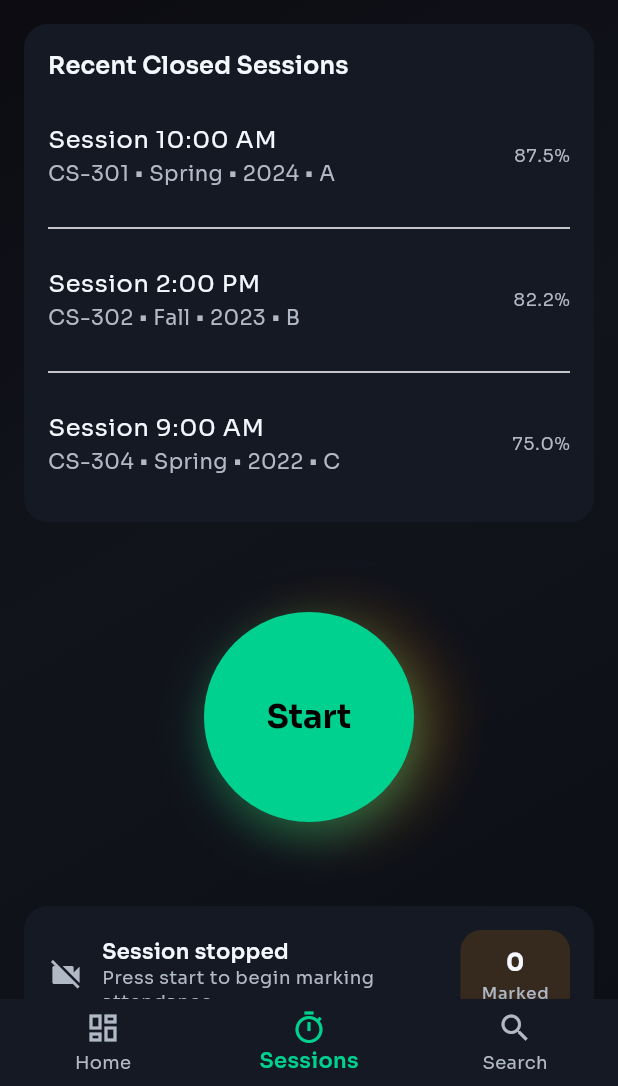
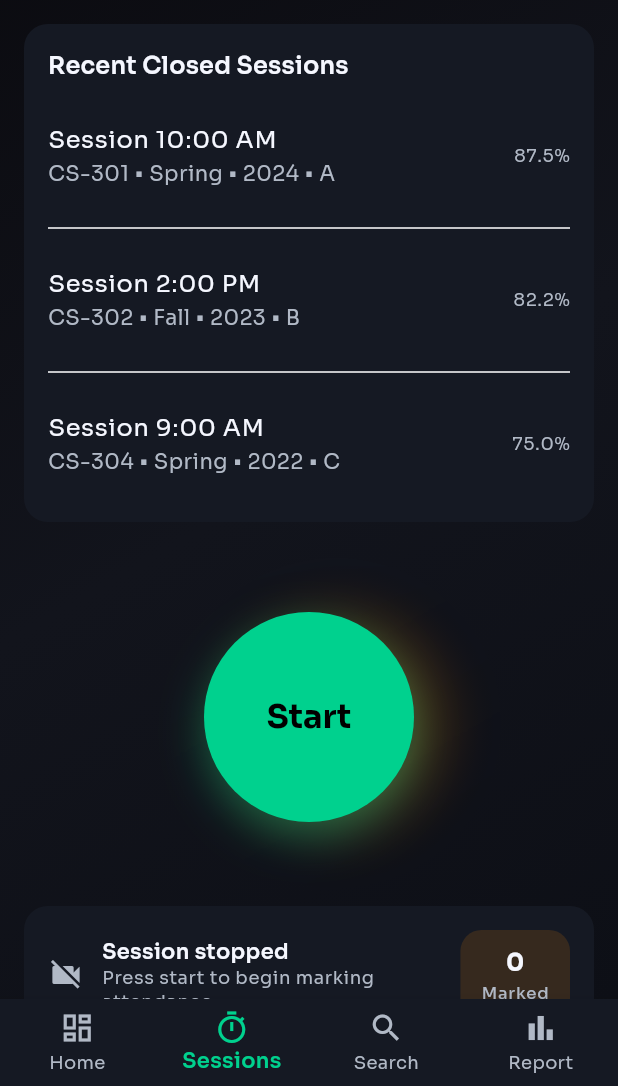
Before and after one commit to hameelhusnain/ai-attendance-system, a Flutter app: the AppShell screen opened directly with empty values, item 2 of the bottom bar chosen, on a phone screen of 412 x 824 dp, the part 150-1236 px from its top. Run offline on Flutter 3.47's test engine with Material 3 defaults, Android fonts, the phone set to English and light mode, and no system bars; our stand-ins replace go_router, google_fonts.

Commit message:
feat: enhance bottom navigation and improve session screen layout

```diff
--- a/ai_attendance_system/lib/core/widgets/app_shell.dart
+++ b/ai_attendance_system/lib/core/widgets/app_shell.dart
@@ -402,6 +402,7 @@ class _BottomNav extends StatelessWidget {
   int _indexForLocation(String location) {
     if (location.startsWith('/sessions')) return 1;
     if (location.startsWith('/search')) return 2;
+    if (location.startsWith('/profile')) return 3;
     return 0;
   }
 
@@ -426,6 +427,9 @@ class _BottomNav extends StatelessWidget {
           case 2:
             context.go('/search');
             break;
+          case 3:
+            context.go('/profile');
+            break;
         }
       },
       type: BottomNavigationBarType.fixed,
@@ -433,6 +437,7 @@ class _BottomNav extends StatelessWidget {
         BottomNavigationBarItem(icon: Icon(Icons.dashboard_outlined), label: 'Home'),
         BottomNavigationBarItem(icon: Icon(Icons.timer_outlined), label: 'Sessions'),
         BottomNavigationBarItem(icon: Icon(Icons.search_outlined), label: 'Search'),
+        BottomNavigationBarItem(icon: Icon(Icons.bar_chart_outlined), label: 'Report'),
       ],
     );
   }
--- a/ai_attendance_system/lib/features/sessions/presentation/sessions_screen.dart
+++ b/ai_attendance_system/lib/features/sessions/presentation/sessions_screen.dart
@@ -48,16 +48,8 @@ class _SessionsScreenState extends State<SessionsScreen> with SingleTickerProvid
   Future<void> _stopSession() async {
     if (_stopping) return;
     setState(() => _stopping = true);
-    showDialog(
-      context: context,
-      barrierDismissible: false,
-      builder: (_) => const Center(
-        child: CircularProgressIndicator(strokeWidth: 2),
-      ),
-    );
     await Future<void>.delayed(const Duration(milliseconds: 1200));
     if (!mounted) return;
-    Navigator.of(context).pop();
     setState(() {
       _stopping = false;
       _running = false;
@@ -71,7 +63,9 @@ class _SessionsScreenState extends State<SessionsScreen> with SingleTickerProvid
     final padding = EdgeInsets.all(isDesktop ? 24 : 16);
     final sessions = MockDataService.sessions;
 
-    return SingleChildScrollView(
+    return Stack(
+      children: [
+        SingleChildScrollView(
           padding: padding,
           child: Column(
             crossAxisAlignment: CrossAxisAlignment.start,
@@ -150,7 +144,8 @@ class _SessionsScreenState extends State<SessionsScreen> with SingleTickerProvid
                   children: [
                     Icon(
                       _running ? Icons.videocam : Icons.videocam_off,
-                  color: _running ? AppTheme.brandGreen : AppTheme.textSecondaryFor(context),
+                      color:
+                          _running ? AppTheme.brandGreen : AppTheme.textSecondaryFor(context),
                     ),
                     const SizedBox(width: 12),
                     Expanded(
@@ -205,6 +200,17 @@ class _SessionsScreenState extends State<SessionsScreen> with SingleTickerProvid
               ),
             ],
           ),
+        ),
+        if (_stopping)
+          Positioned.fill(
+            child: Container(
+              color: Colors.black.withOpacity(0.35),
+              child: const Center(
+                child: CircularProgressIndicator(strokeWidth: 2),
+              ),
+            ),
+          ),
+      ],
     );
   }
 }
```
Lines whose indentation alone changed are shown as unchanged.
